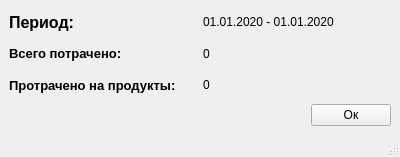
First picture: the form in CostManager/statswindow.ui, repository kirilproger/QtPractice, before the edit.
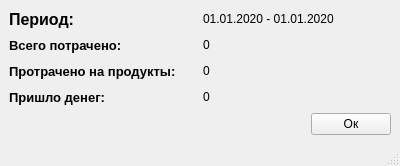
Second picture: the form after the edit.

Commit message: добавил вывод статистики прихода

The edit to the form file:
```diff
--- a/CostManager/statswindow.ui
+++ b/CostManager/statswindow.ui
@@ -7,7 +7,7 @@
     <x>0</x>
     <y>0</y>
     <width>400</width>
-    <height>157</height>
+    <height>166</height>
    </rect>
   </property>
   <property name="windowTitle">
@@ -90,6 +90,31 @@
       </item>
      </layout>
     </item>
+    <item>
+     <layout class="QHBoxLayout" name="horizontalLayout_5">
+      <item>
+       <widget class="QLabel" name="label_3">
+        <property name="font">
+         <font>
+          <pointsize>10</pointsize>
+          <weight>75</weight>
+          <bold>true</bold>
+         </font>
+        </property>
+        <property name="text">
+         <string>Пришло денег:</string>
+        </property>
+       </widget>
+      </item>
+      <item>
+       <widget class="QLabel" name="TotalCost">
+        <property name="text">
+         <string>0</string>
+        </property>
+       </widget>
+      </item>
+     </layout>
+    </item>
     <item>
      <layout class="QHBoxLayout" name="horizontalLayout_4">
       <item>
```
The commit also changes 2 other files.
